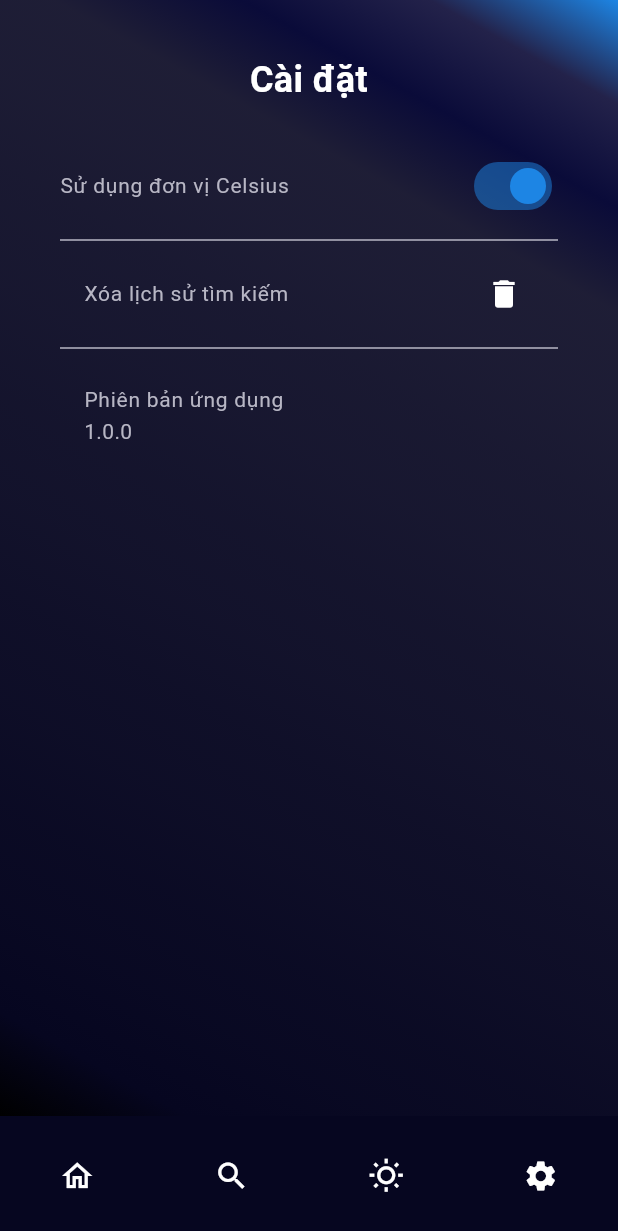
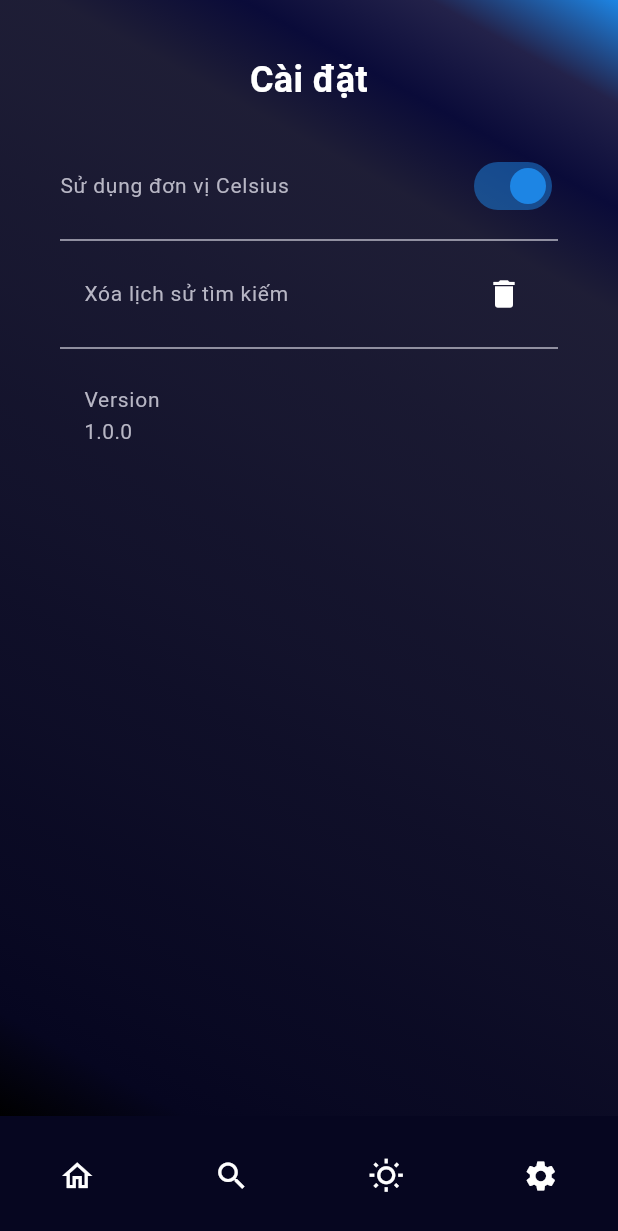
Before and after one commit to phamhuuloc219/weather_app, a Flutter app: the screen it shows after launch, item 4 of the bottom bar chosen, on a phone screen of 412 x 824 dp. Shown: the top 1231 px of the screen. Run offline on Flutter 3.47's test engine with Material 3 defaults, Android fonts, the phone set to English and light mode, and no system bars; our stand-ins replace dio, flutter_riverpod, geolocator, jiffy, shared_preferences; network calls fail.

Commit message:
push code

```diff
--- a/lib/screens/settings_screen.dart
+++ b/lib/screens/settings_screen.dart
@@ -84,7 +84,7 @@ class _SettingsScreenState extends State<SettingsScreen> {
                   // Thông tin ứng dụng
                   ListTile(
                     title: const Text(
-                      'Phiên bản ứng dụng',
+                      'Version',
                       style: TextStyles.subtitleText,
                     ),
                     subtitle: const Text(
```
